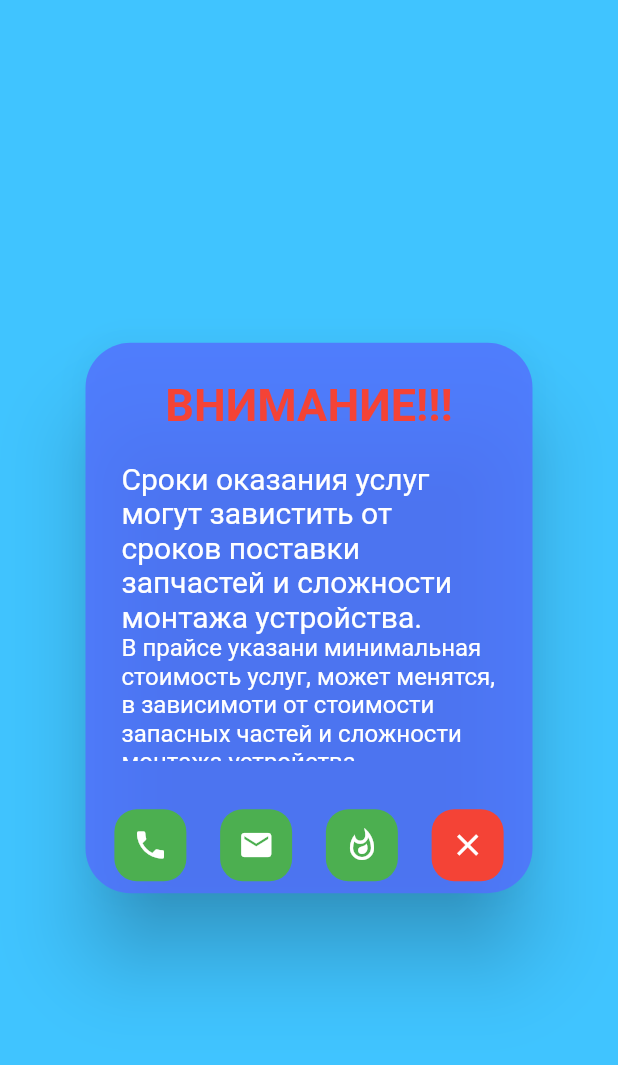
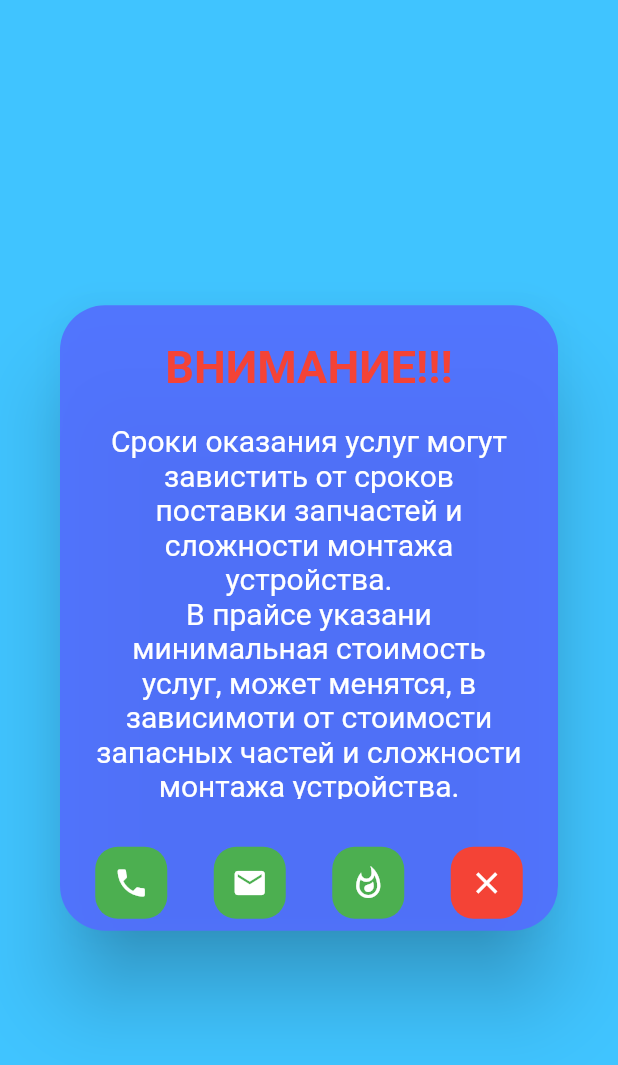
Before and after one commit to Poll21/mig-service, a Flutter app: the AttentionPage widget shown alone on an empty page, opened directly, on a phone screen of 412 x 824 dp. Shown: the top 1065 px of the screen. Run offline on Flutter 3.47's test engine with Material 2 defaults, Android fonts, the phone set to English and light mode, and no system bars.

Commit message:
AttentionPage
AttentionPage end

```diff
--- /dev/null
+++ b/lib/components/attention_page.dart
@@ -0,0 +1,88 @@
+import 'package:flutter/material.dart';
+
+import 'constants.dart';
+
+class AttentionPage extends StatelessWidget {
+  const AttentionPage({
+    Key key,
+    @required this.kSize,
+  }) : super(key: key);
+
+  final double kSize;
+  @override
+  Widget build(BuildContext context) {
+    return AlertDialog(
+      title: Center(
+        child: Text('ВНИМАНИЕ!!!', style:  TextStyle(color: kRextColor, fontSize: kMobilSize * 6, fontWeight: FontWeight.bold,),
+        ),
+      ),
+      content: Container(
+        height: 50 * kSize,
+        width: 60 * kSize,
+        child: ListView(
+          children: [
+            Text('Сроки оказания услуг могут завистить от сроков поставки запчастей и сложности монтажа устройства.',
+              textAlign: TextAlign.center,
+              style: TextStyle(color: kTextColor, fontSize: 4 * kSize),
+            ),
+            Text('В прайсе указани минимальная стоимость услуг, может менятся, в зависимоти от стоимости запасных частей и сложности монтажа устройства.',
+              textAlign: TextAlign.center,
+              style: TextStyle(color: kTextColor, fontSize: 4 * kSize),
+            ),
+            Text('Для уточнения сроков и стоимости ремонта свяжитель с нами:',
+              textAlign: TextAlign.center,
+              style: TextStyle(color: kTextColor, fontSize: 4 * kSize),
+            ),
+          ],
+        ),
+      ),
+      actions: [
+        Row(
+          mainAxisAlignment: MainAxisAlignment.spaceAround,
+
+          children: [
+            Container(
+
+              decoration: BoxDecoration(
+                  color: Colors.green[500],
+                  borderRadius: BorderRadius.circular(kDefaultRadius/2)
+              ),
+              child: IconButton(
+                onPressed: () {}, icon: Icon(Icons.phone, color: kTextColor,),),
+            ),
+            Container(
+
+              decoration: BoxDecoration(
+                  color: Colors.green,
+                  borderRadius: BorderRadius.circular(kDefaultRadius/2)
+              ),
+              child:IconButton(
+                onPressed: () {}, icon: Icon(Icons.email,color: kTextColor,),),
+            ),
+            Container(
+
+              decoration: BoxDecoration(
+                  color: Colors.green,
+                  borderRadius: BorderRadius.circular(kDefaultRadius/2)
+              ),
+              child:IconButton(
+                onPressed: () {}, icon: Icon(Icons.whatshot_outlined),color: kTextColor,),
+            ),
+            Container(
+
+              decoration: BoxDecoration(
+                  color: kRextColor,
+                  borderRadius: BorderRadius.circular(kDefaultRadius/2)
+              ),
+              child:IconButton(
+                onPressed: () {Navigator.pop(context);}, icon: Icon(Icons.close),color: kTextColor,),
+            ),
+          ],
+        )
+      ],
+      backgroundColor: kPrimaryColor.withOpacity(0.90),
+      shape: RoundedRectangleBorder(borderRadius:
+      BorderRadius.circular(kDefaultRadius)),
+    );
+  }
+}
--- a/lib/components/title_page.dart
+++ b/lib/components/title_page.dart
@@ -2,7 +2,7 @@ import 'package:flutter/material.dart';
 import 'package:migservice/components/constants.dart';
 import 'package:migservice/components/size_progect.dart';
 import 'package:migservice/components/title_with_more_btn.dart';
-import 'package:migservice/pages/costum_appbar.dart';
+import 'attention_page.dart';
 
 
 
@@ -24,9 +24,17 @@ class TitlePag extends StatelessWidget {
           },
           ),
         tablet: TitleWithMoreBtn(title: title,
-          kSize: kTabletSize ,press: () {},),
+          kSize: kTabletSize ,press: () {
+              Navigator.push(context, PageRouteBuilder(
+                  opaque: false,
+                  pageBuilder: (BuildContext context, _, __) => AttentionPage(kSize: kTabletSize,)));
+            },),
         desktop: TitleWithMoreBtn(title: title,
-          kSize: kTabletSize ,press: () {},)
+          kSize: kTabletSize ,press: () {
+              Navigator.push(context, PageRouteBuilder(
+                  opaque: false,
+                  pageBuilder: (BuildContext context, _, __) => AttentionPage(kSize: kDesktopSize,)));
+            },)
     );
   }
 }
--- a/lib/pages/costum_appbar.dart
+++ b/lib/pages/costum_appbar.dart
@@ -236,79 +236,3 @@ class HeaderWithSearchBox extends StatelessWidget {
 
   }
 }
-class AttentionPage extends StatelessWidget {
-  const AttentionPage({
-    Key key,
-    @required this.kSize,
-  }) : super(key: key);
-
-  final double kSize;
-@override
-Widget build(BuildContext context) {
-return AlertDialog(
-  title: Center(
-    child: Text('ВНИМАНИЕ!!!', style:  TextStyle(color: kRextColor, fontSize: kMobilSize * 6, fontWeight: FontWeight.bold,),
-    ),
-  ),
- content: Container(
-   height: 40 * kSize,
-   width: 50 * kSize,
-   child: ListView(
-     children: [
-       Text('Сроки оказания услуг могут завистить от сроков поставки запчастей и сложности монтажа устройства.',
-       style: TextStyle(color: kTextColor, fontSize: 4 * kSize),),
-       Text('В прайсе указани минимальная стоимость услуг, может менятся, в зависимоти от стоимости запасных частей и сложности монтажа устройства.'),
-       Text('Для уточнения сроков и стоимости ремонта свяжитель с нами:'),
-     ],
-   ),
- ),
-  actions: [
-    Row(
-      mainAxisAlignment: MainAxisAlignment.spaceAround,
-
-      children: [
-        Container(
-
-          decoration: BoxDecoration(
-              color: Colors.green[500],
-            borderRadius: BorderRadius.circular(kDefaultRadius/2)
-          ),
-          child: IconButton(
-            onPressed: () {}, icon: Icon(Icons.phone, color: kTextColor,),),
-        ),
-        Container(
-
-          decoration: BoxDecoration(
-              color: Colors.green,
-              borderRadius: BorderRadius.circular(kDefaultRadius/2)
-          ),
-          child:IconButton(
-          onPressed: () {}, icon: Icon(Icons.email,color: kTextColor,),),
-        ),
-        Container(
-
-          decoration: BoxDecoration(
-              color: Colors.green,
-              borderRadius: BorderRadius.circular(kDefaultRadius/2)
-          ),
-          child:IconButton(
-            onPressed: () {}, icon: Icon(Icons.whatshot_outlined),color: kTextColor,),
-        ),
-        Container(
-
-          decoration: BoxDecoration(
-              color: kRextColor,
-              borderRadius: BorderRadius.circular(kDefaultRadius/2)
-          ),
-          child:IconButton(
-            onPressed: () {Navigator.pop(context);}, icon: Icon(Icons.close),color: kTextColor,),
-        ),
-      ],
-    )
-  ],
-  backgroundColor: kPrimaryColor.withOpacity(0.80),
-  shape: RoundedRectangleBorder(borderRadius:
-  BorderRadius.circular(kDefaultRadius)),
-);
-}
-}
```
